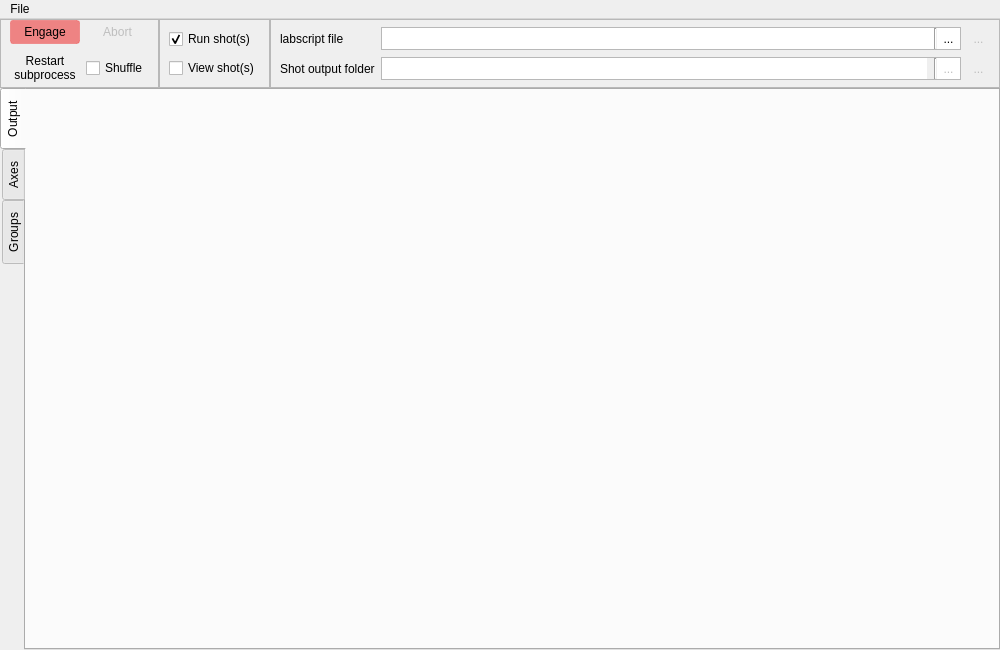
ispielma/runmanager, file runmanager/main.ui: the form before one commit.
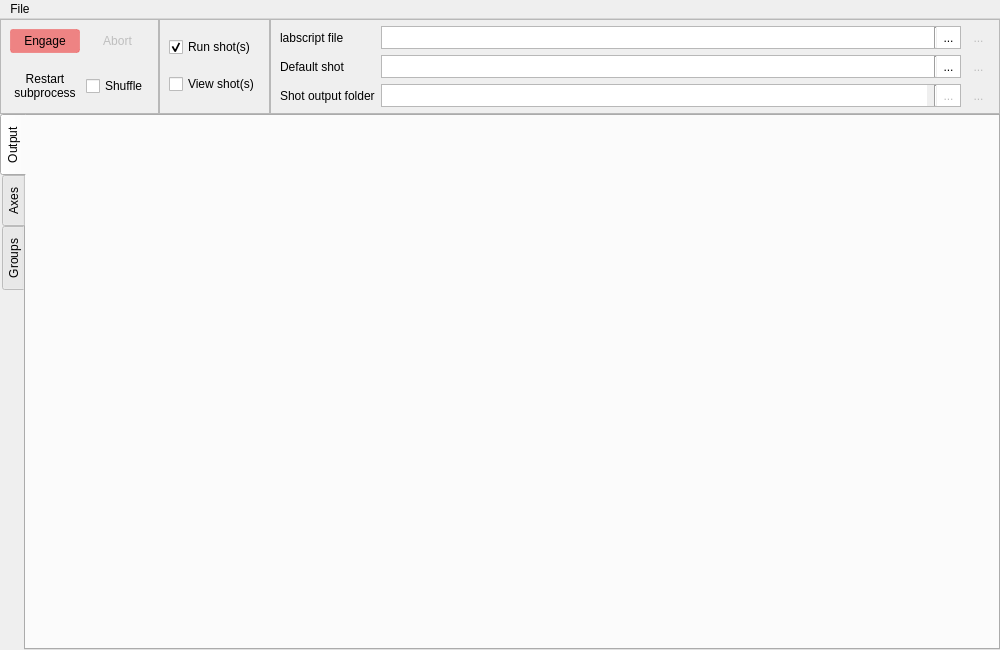
The form after the commit. Icons and pictures are not drawn. Custom widgets are drawn as their Qt base class.

Commit message: Add default-shot handling to runmanager queue

What changed in the file:
```diff
--- a/runmanager/main.ui
+++ b/runmanager/main.ui
@@ -314,7 +314,7 @@
            </property>
           </widget>
          </item>
-         <item row="1" column="2">
+         <item row="2" column="2">
           <widget class="QToolButton" name="toolButton_reset_shot_output_folder">
            <property name="enabled">
             <bool>false</bool>
@@ -331,7 +331,7 @@
            </property>
           </widget>
          </item>
-         <item row="1" column="0">
+         <item row="2" column="0">
           <widget class="QLabel" name="label_2">
            <property name="text">
             <string>Shot output folder</string>
@@ -355,7 +355,7 @@
            </property>
           </widget>
          </item>
-         <item row="1" column="1">
+         <item row="2" column="1">
           <widget class="QFrame" name="frame">
            <property name="sizePolicy">
             <sizepolicy hsizetype="Preferred" vsizetype="Preferred">
@@ -542,6 +542,114 @@
            </layout>
           </widget>
          </item>
+         <item row="1" column="0">
+          <widget class="QLabel" name="label_default_labscript">
+           <property name="text">
+            <string>Default shot</string>
+           </property>
+          </widget>
+         </item>
+         <item row="1" column="1">
+          <widget class="QFrame" name="frame_default_labscript">
+           <property name="autoFillBackground">
+            <bool>false</bool>
+           </property>
+           <property name="styleSheet">
+            <string notr="true">QToolButton{
+    background: rgb(224,224,224);
+    padding: 3px;
+}</string>
+           </property>
+           <property name="frameShape">
+            <enum>QFrame::StyledPanel</enum>
+           </property>
+           <layout class="QHBoxLayout" name="horizontalLayout_default_labscript">
+            <property name="spacing">
+             <number>0</number>
+            </property>
+            <property name="margin">
+             <number>0</number>
+            </property>
+            <item>
+             <widget class="QLineEdit" name="lineEdit_default_labscript_file">
+              <property name="sizePolicy">
+               <sizepolicy hsizetype="Expanding" vsizetype="Ignored">
+                <horstretch>0</horstretch>
+                <verstretch>0</verstretch>
+               </sizepolicy>
+              </property>
+              <property name="toolTip">
+               <string>The labscript file to use for the default shot when the queue is empty.</string>
+              </property>
+              <property name="styleSheet">
+               <string notr="true"/>
+              </property>
+              <property name="frame">
+               <bool>false</bool>
+              </property>
+              <property name="readOnly">
+               <bool>true</bool>
+              </property>
+             </widget>
+            </item>
+            <item>
+             <widget class="Line" name="line_default_labscript">
+              <property name="orientation">
+               <enum>Qt::Vertical</enum>
+              </property>
+             </widget>
+            </item>
+            <item>
+             <widget class="QToolButton" name="toolButton_select_default_labscript_file">
+              <property name="toolTip">
+               <string>Select a file ...</string>
+              </property>
+              <property name="styleSheet">
+               <string notr="true">QToolButton{
+    border: none;
+    background: white;
+    padding: 2px;
+}
+
+QToolButton:hover {
+     background-color: qlineargradient(x1: 0, y1: 0, x2: 0, y2: 1,
+                                       stop: 0 #f6f7fa, stop: 1 #dadbde);
+ }
+
+ QToolButton:pressed {
+     background-color: qlineargradient(x1: 0, y1: 0, x2: 0, y2: 1,
+                                       stop: 0 #dadbde, stop: 1 #f6f7fa);
+ }</string>
+              </property>
+              <property name="text">
+               <string>...</string>
+              </property>
+              <property name="icon">
+               <iconset>
+                <normaloff>:/qtutils/fugue/folder-open-document-text.png</normaloff>:/qtutils/fugue/folder-open-document-text.png</iconset>
+              </property>
+             </widget>
+            </item>
+           </layout>
+          </widget>
+         </item>
+         <item row="1" column="2">
+          <widget class="QToolButton" name="toolButton_edit_default_labscript_file">
+           <property name="enabled">
+            <bool>false</bool>
+           </property>
+           <property name="toolTip">
+            <string>&lt;html&gt;&lt;head/&gt;&lt;body&gt;&lt;p&gt;Edit this default-shot labscript file in a text editor.&lt;/p&gt;&lt;/body&gt;&lt;/html&gt;</string>
+           </property>
+           <property name="text">
+            <string>...</string>
+           </property>
+           <property name="icon">
+            <iconset>
+             <normaloff>:/qtutils/custom/python-document.png</normaloff>:/qtutils/custom/python-document.png</iconset>
+           </property>
+          </widget>
+         </item>
         </layout>
        </widget>
       </item>
```
Left out of the diff: 3 changed lines with no effect on the pictures. The commit also changes 4 other files.
